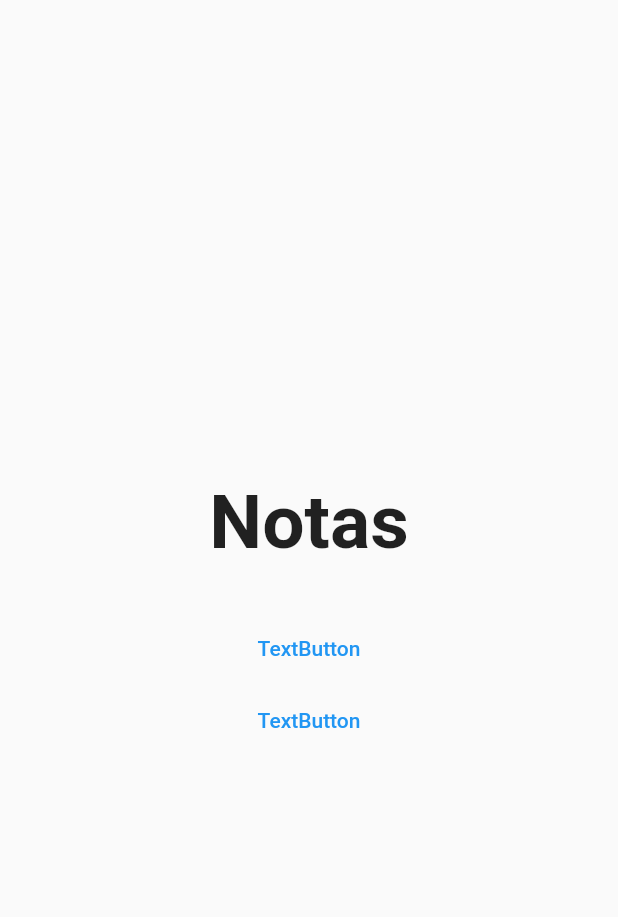
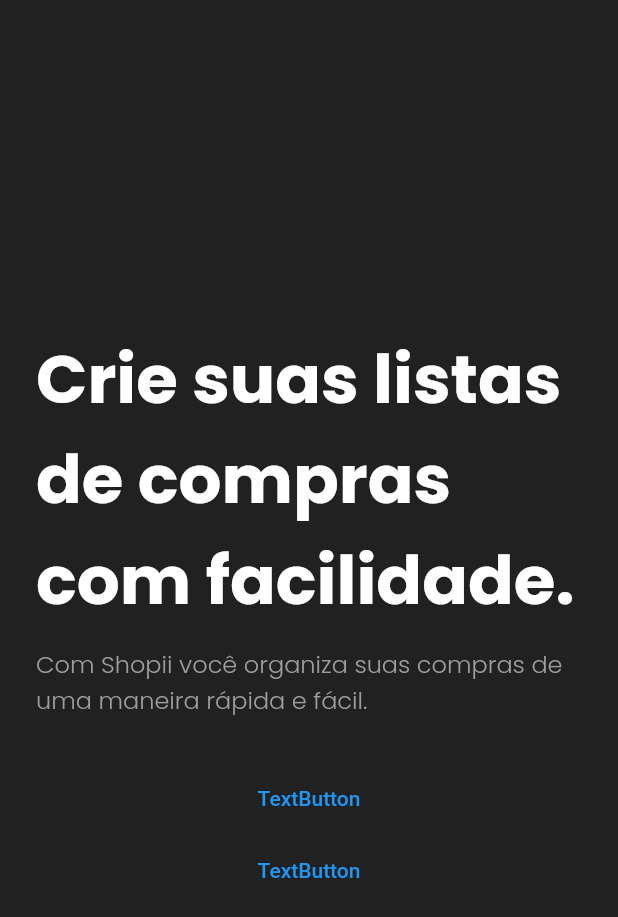
Before and after one commit to Lugaluvi/shopii, a Flutter app: the screen it shows after launch, on a phone screen of 412 x 824 dp. Shown: the top 917 px of the screen. Run offline on Flutter 3.47's test engine with Material 2 defaults, Android fonts, the phone set to English and light mode, and no system bars; our stand-ins replace firebase_core, google_fonts; accounts and stored records are empty.

Commit message:
feat: create welcome screen

```diff
--- a/lib/main.dart
+++ b/lib/main.dart
@@ -10,10 +10,10 @@ class ShoppiApp extends StatefulWidget {
   const ShoppiApp({Key? key}) : super(key: key);
 
   @override
-  State<ShoppiApp> createState() => _NotesAppState();
+  State<ShoppiApp> createState() => _ShoppiAppState();
 }
 
-class _NotesAppState extends State<ShoppiApp> {
+class _ShoppiAppState extends State<ShoppiApp> {
   late Future<FirebaseApp> _firebaseInit;
 
   Future<FirebaseApp> _initializeFirebase() async {
@@ -31,6 +31,7 @@ class _NotesAppState extends State<ShoppiApp> {
     return FutureBuilder(
       future: _firebaseInit,
       builder: (context, snapshot) {
+        print(snapshot);
         if (snapshot.hasError) {
           return const MaterialApp(
             home: Scaffold(
--- a/lib/views/welcome_screen.dart
+++ b/lib/views/welcome_screen.dart
@@ -1,4 +1,5 @@
 import 'package:flutter/material.dart';
+import 'package:google_fonts/google_fonts.dart';
 
 class WelcomeScreen extends StatefulWidget {
   const WelcomeScreen({Key? key}) : super(key: key);
@@ -13,16 +14,36 @@ class _WelcomeScreenState extends State<WelcomeScreen> {
   @override
   Widget build(BuildContext context) {
     return Scaffold(
+      backgroundColor: Colors.grey[900],
       body: Padding(
         padding: const EdgeInsets.symmetric(horizontal: 24.0),
         child: Column(
           mainAxisAlignment: MainAxisAlignment.center,
           crossAxisAlignment: CrossAxisAlignment.stretch,
           children: [
-            const Center(
-              child: Text(
-                'Notas',
-                style: TextStyle(fontSize: 50.0, fontWeight: FontWeight.bold),
+            Center(
+              child: Column(
+                children: [
+                  Text(
+                    'Crie suas listas de compras com facilidade.',
+                    style: GoogleFonts.poppins(
+                      textStyle: const TextStyle(
+                          fontSize: 45.0,
+                          fontWeight: FontWeight.bold,
+                          color: Colors.white),
+                    ),
+                  ),
+                  const SizedBox(height: 10.0),
+                  Text(
+                    'Com Shopii você organiza suas compras de uma maneira rápida e fácil.',
+                    style: GoogleFonts.poppins(
+                      textStyle: const TextStyle(
+                          fontSize: 16.0,
+                          fontWeight: FontWeight.w300,
+                          color: Colors.grey),
+                    ),
+                  ),
+                ],
               ),
             ),
             const SizedBox(
@@ -32,14 +53,14 @@ class _WelcomeScreenState extends State<WelcomeScreen> {
               style: ButtonStyle(
                 foregroundColor: MaterialStateProperty.all<Color>(Colors.blue),
               ),
-              onPressed: () { },
+              onPressed: () {},
               child: Text('TextButton'),
             ),
             TextButton(
               style: ButtonStyle(
                 foregroundColor: MaterialStateProperty.all<Color>(Colors.blue),
               ),
-              onPressed: () { },
+              onPressed: () {},
               child: Text('TextButton'),
             ),
           ],
--- a/pubspec.yaml
+++ b/pubspec.yaml
@@ -16,6 +16,7 @@ dependencies:
   cupertino_icons: ^1.0.2
   cloud_firestore: ^3.1.0
   firebase_auth: ^3.2.0
+  google_fonts: ^2.1.0
 
 dev_dependencies:
   flutter_test:
```
Also changed, not shown: pubspec.lock.
